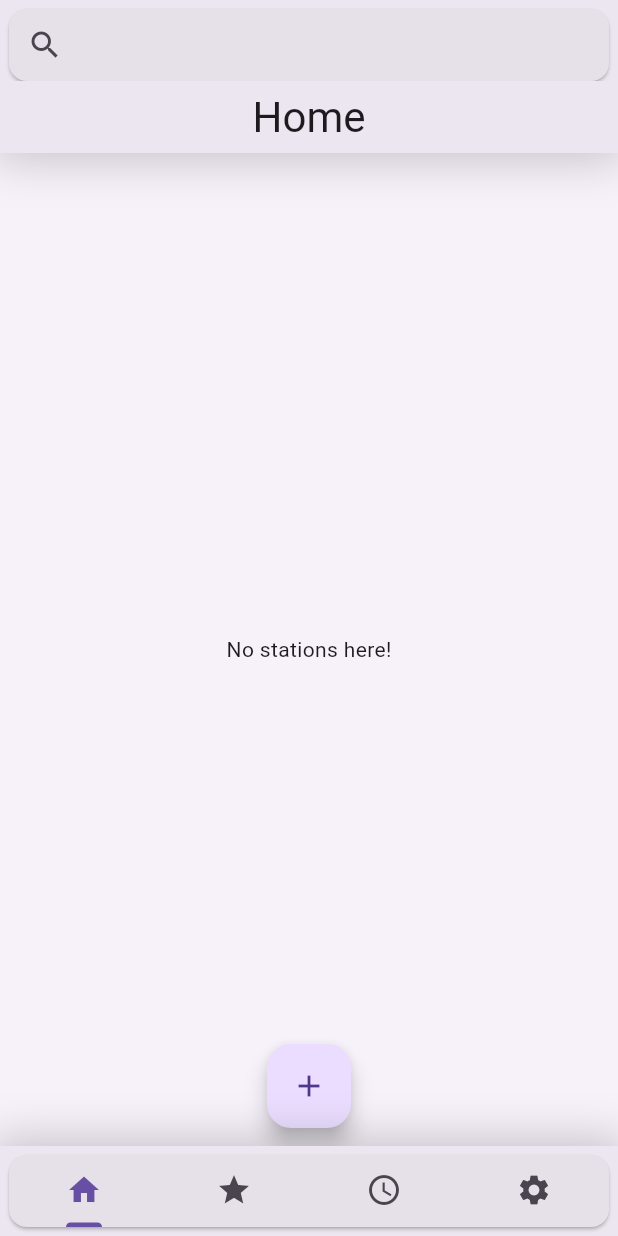
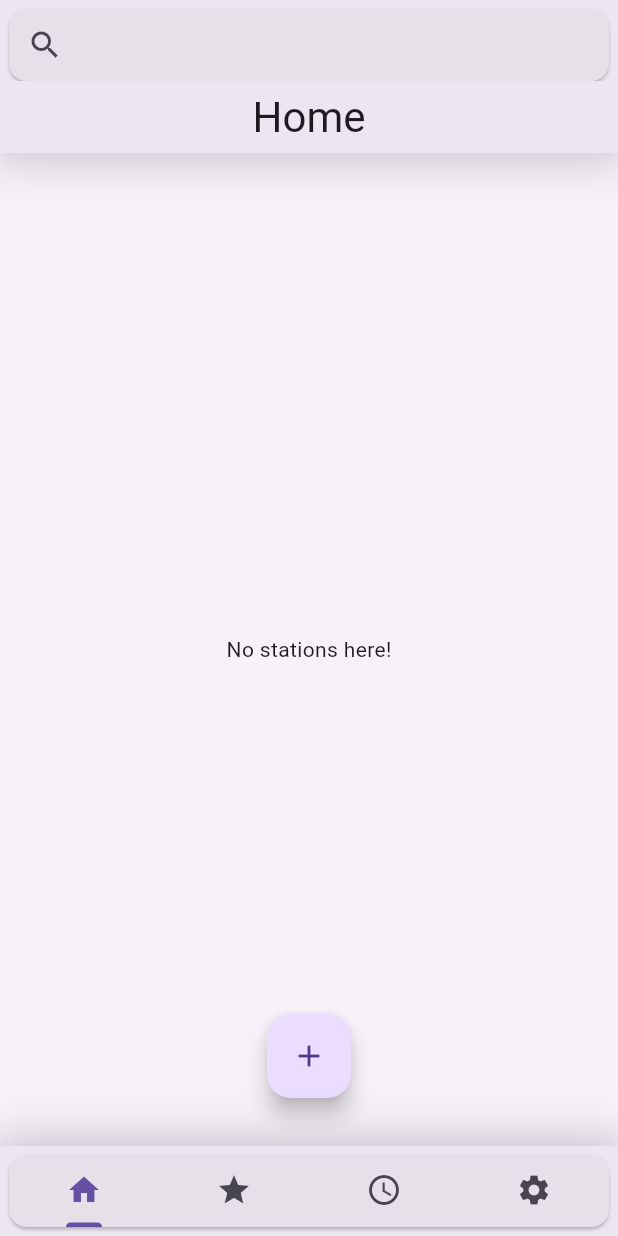
Before and after one commit to Woukie/PrivateRadio, a Flutter app: the screen it shows after launch, on a phone screen of 412 x 824 dp. Run offline on Flutter 3.47's test engine with Material 3 defaults, Android fonts, the light colour scheme and no system bars; drawn by our look-alikes of flutter_animate; our stand-ins replace image_picker, just_audio; missing offline and left inert: auto_scroll_text.

Commit message:
Updated add button animations

```diff
--- a/private_radio/lib/src/dashboard/add_station_button.dart
+++ b/private_radio/lib/src/dashboard/add_station_button.dart
@@ -1,3 +1,4 @@
+import 'package:flutter/foundation.dart';
 import 'package:flutter/material.dart';
 import 'package:private_radio/src/dashboard/dashboard_provider.dart';
 import 'package:private_radio/src/dashboard/prompt_station_dialogue.dart';
@@ -6,10 +7,10 @@ import 'package:provider/provider.dart';
 class AddStationButton extends StatelessWidget {
   const AddStationButton({
     super.key,
-    required TabController tabController,
-  }) : _tabController = tabController;
+    required this.tabController,
+  });
 
-  final TabController _tabController;
+  final TabController tabController;
 
   @override
   Widget build(BuildContext context) {
@@ -18,14 +19,17 @@ class AddStationButton extends StatelessWidget {
 
     return Padding(
       padding: const EdgeInsets.all(12),
-      child: AnimatedSwitcher(
-        duration: const Duration(milliseconds: 150),
-        transitionBuilder: (child, animation) {
-          return FadeTransition(opacity: animation, child: child);
-        },
-        child: _tabController.index == 3
-            ? const SizedBox(height: 20, width: 20)
-            : FloatingActionButton(
+      child: AnimatedBuilder(
+        animation: tabController.animation!,
+        builder: (context, child) {
+          double proportion =
+              1 - clampDouble(tabController.animation!.value - 2, 0, 1);
+
+          return Transform.translate(
+            offset: Offset(0, proportion * -20),
+            child: Opacity(
+              opacity: proportion,
+              child: FloatingActionButton(
                 onPressed: () {
                   showDialog(
                     context: context,
@@ -41,6 +45,9 @@ class AddStationButton extends StatelessWidget {
                 },
                 child: const Icon(Icons.add),
               ),
+            ),
+          );
+        },
       ),
     );
   }
```
